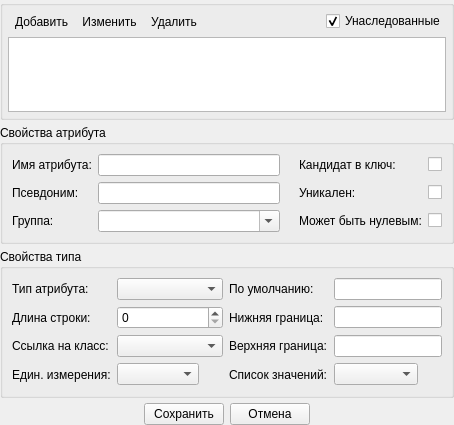
rdnvndr/raindrop, file src/plugins/modeleride/attrwidget.ui: the form before one commit.
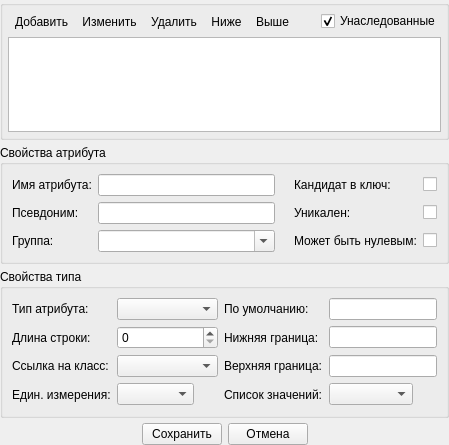
The form after the commit. Icons and pictures are not drawn. Custom widgets are drawn as their Qt base class.

Commit message: Добавлены кнопки перемещения атрибутов

The edit to the form file:
```diff
--- a/src/plugins/modeleride/attrwidget.ui
+++ b/src/plugins/modeleride/attrwidget.ui
@@ -6,8 +6,8 @@
    <rect>
     <x>0</x>
     <y>0</y>
-    <width>454</width>
-    <height>425</height>
+    <width>449</width>
+    <height>445</height>
    </rect>
   </property>
   <property name="windowTitle">
@@ -124,6 +124,32 @@
           </property>
          </widget>
         </item>
+        <item>
+         <widget class="QToolButton" name="toolButtonDownAttr">
+          <property name="text">
+           <string>Ниже</string>
+          </property>
+          <property name="toolButtonStyle">
+           <enum>Qt::ToolButtonTextBesideIcon</enum>
+          </property>
+          <property name="autoRaise">
+           <bool>true</bool>
+          </property>
+         </widget>
+        </item>
+        <item>
+         <widget class="QToolButton" name="toolButtonUpAttr">
+          <property name="text">
+           <string>Выше</string>
+          </property>
+          <property name="toolButtonStyle">
+           <enum>Qt::ToolButtonTextBesideIcon</enum>
+          </property>
+          <property name="autoRaise">
+           <bool>true</bool>
+          </property>
+         </widget>
+        </item>
         <item>
          <spacer name="horizontalSpacerAttrListTool">
           <property name="orientation">
```
The commit also changes 2 other files.
